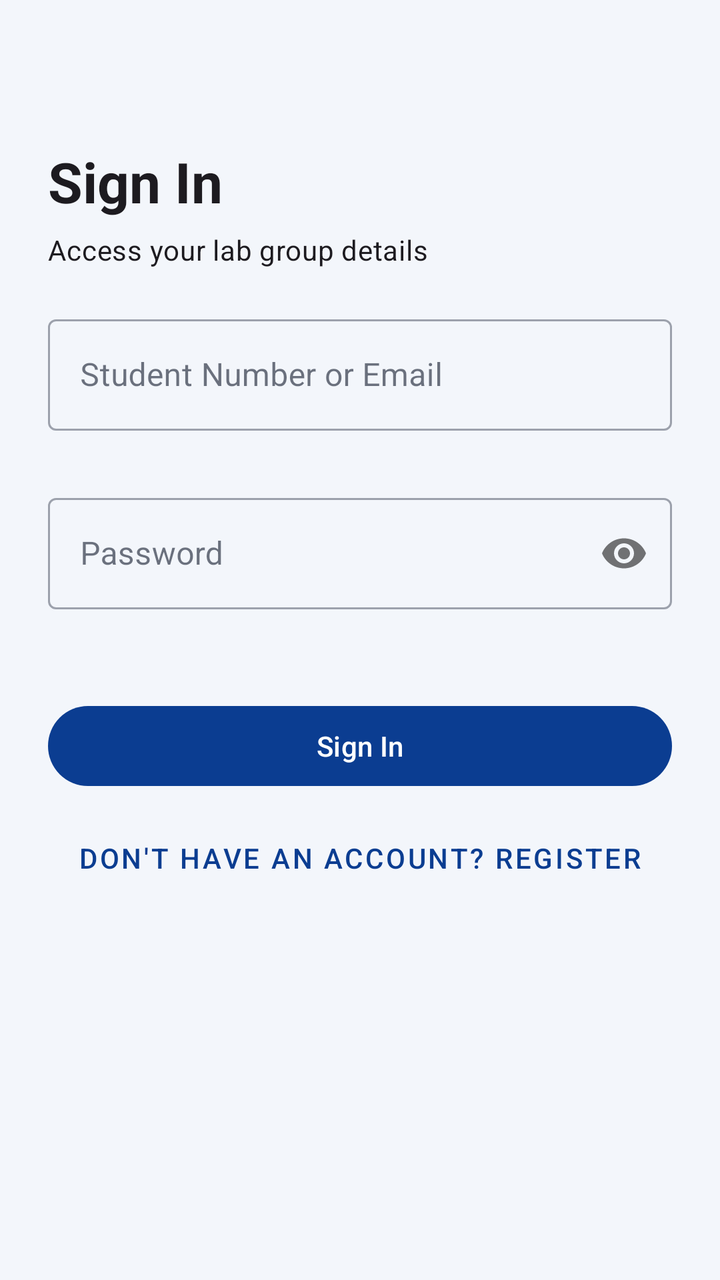
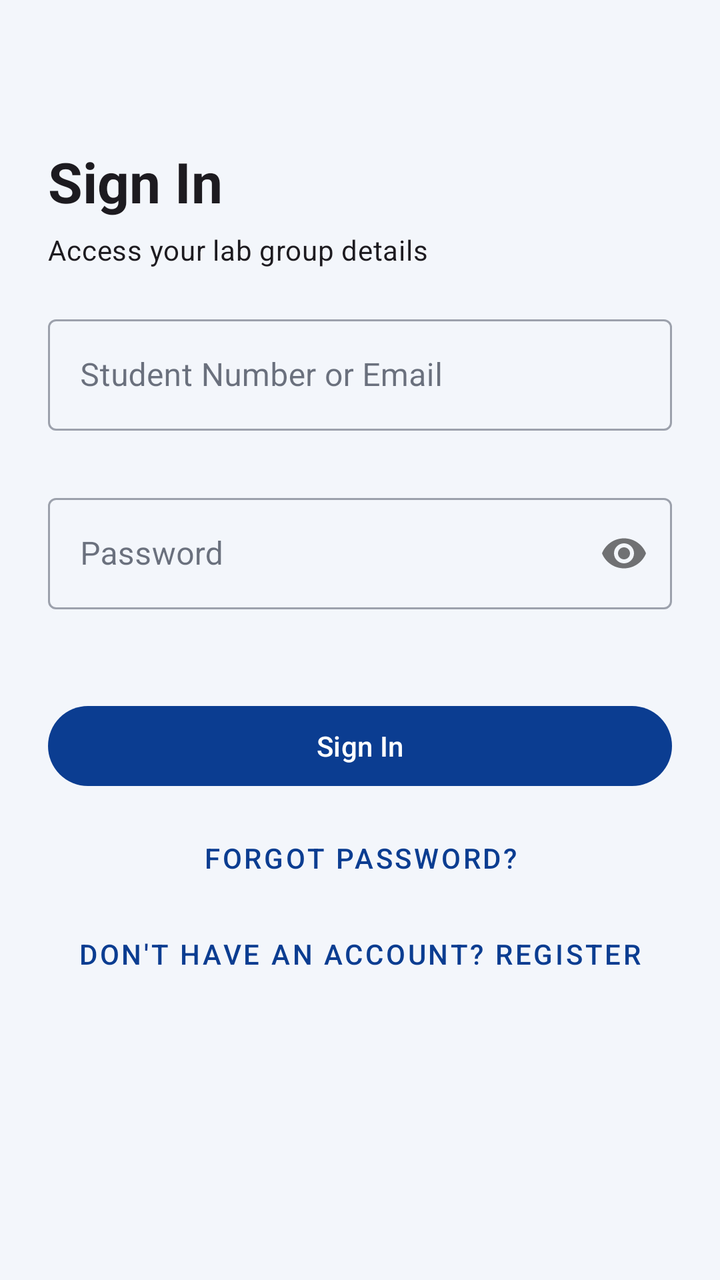

Screens rendered from an Android XML layout before and after an edit, with the pre-edit source and the edit as a unified diff.
<!-- AndroidManifest.xml: application theme Theme.MUStudentSync -->
<!-- res/layout/activity_sign_in.xml -->
<?xml version="1.0" encoding="utf-8"?>
<ScrollView xmlns:android="http://schemas.android.com/apk/res/android"
    xmlns:app="http://schemas.android.com/apk/res-auto"
    android:id="@+id/scrollViewSignIn"
    android:layout_width="match_parent"
    android:layout_height="match_parent"
    android:fillViewport="true"
    android:background="?android:attr/colorBackground">

    <androidx.constraintlayout.widget.ConstraintLayout
        android:layout_width="match_parent"
        android:layout_height="wrap_content"
        android:padding="24dp">

        <TextView
            android:id="@+id/tvSignInTitle"
            android:layout_width="0dp"
            android:layout_height="wrap_content"
            android:layout_marginTop="48dp"
            android:text="@string/title_sign_in"
            android:textAppearance="?attr/textAppearanceHeadlineMedium"
            android:textStyle="bold"
            app:layout_constraintTop_toTopOf="parent"
            app:layout_constraintStart_toStartOf="parent"
            app:layout_constraintEnd_toEndOf="parent" />

        <TextView
            android:id="@+id/tvSignInSubtitle"
            android:layout_width="0dp"
            android:layout_height="wrap_content"
            android:layout_marginTop="6dp"
            android:text="@string/desc_sign_in_subtitle"
            android:textAppearance="?attr/textAppearanceBodyMedium"
            app:layout_constraintTop_toBottomOf="@id/tvSignInTitle"
            app:layout_constraintStart_toStartOf="parent"
            app:layout_constraintEnd_toEndOf="parent" />

        
        <TextView
            android:id="@+id/tvGenericError"
            android:layout_width="0dp"
            android:layout_height="wrap_content"
            android:layout_marginTop="16dp"
            android:padding="12dp"
            android:background="?attr/colorErrorContainer"
            android:textColor="?attr/colorOnErrorContainer"
            android:textAppearance="?attr/textAppearanceBodySmall"
            android:visibility="gone"
            android:text="@string/err_invalid_credentials"
            app:layout_constraintTop_toBottomOf="@id/tvSignInSubtitle"
            app:layout_constraintStart_toStartOf="parent"
            app:layout_constraintEnd_toEndOf="parent" />

        
        <com.google.android.material.textfield.TextInputLayout
            android:id="@+id/tilLoginId"
            style="@style/Widget.MaterialComponents.TextInputLayout.OutlinedBox"
            android:layout_width="0dp"
            android:layout_height="wrap_content"
            android:layout_marginTop="20dp"
            android:hint="@string/label_login_id"
            app:errorEnabled="true"
            app:layout_constraintTop_toBottomOf="@id/tvGenericError"
            app:layout_constraintStart_toStartOf="parent"
            app:layout_constraintEnd_toEndOf="parent">

            <com.google.android.material.textfield.TextInputEditText
                android:id="@+id/etLoginId"
                android:layout_width="match_parent"
                android:layout_height="wrap_content"
                android:minHeight="48dp"
                android:inputType="textEmailAddress"
                android:contentDescription="@string/label_login_id" />
        </com.google.android.material.textfield.TextInputLayout>

        
        <com.google.android.material.textfield.TextInputLayout
            android:id="@+id/tilPassword"
            style="@style/Widget.MaterialComponents.TextInputLayout.OutlinedBox"
            android:layout_width="0dp"
            android:layout_height="wrap_content"
            android:layout_marginTop="8dp"
            android:hint="@string/label_password"
            app:passwordToggleEnabled="true"
            app:errorEnabled="true"
            app:layout_constraintTop_toBottomOf="@id/tilLoginId"
            app:layout_constraintStart_toStartOf="parent"
            app:layout_constraintEnd_toEndOf="parent">

            <com.google.android.material.textfield.TextInputEditText
                android:id="@+id/etPassword"
                android:layout_width="match_parent"
                android:layout_height="wrap_content"
                android:minHeight="48dp"
                android:inputType="textPassword"
                android:contentDescription="@string/label_password" />
        </com.google.android.material.textfield.TextInputLayout>

        
        <com.google.android.material.button.MaterialButton
            android:id="@+id/btnSignIn"
            android:layout_width="0dp"
            android:layout_height="wrap_content"
            android:layout_marginTop="24dp"
            android:minHeight="48dp"
            android:text="@string/btn_sign_in"
            app:layout_constraintTop_toBottomOf="@id/tilPassword"
            app:layout_constraintStart_toStartOf="parent"
            app:layout_constraintEnd_toEndOf="parent" />

        
        <com.google.android.material.button.MaterialButton
            android:id="@+id/btnGoToRegister"
            style="@style/Widget.MaterialComponents.Button.TextButton"
            android:layout_width="wrap_content"
            android:layout_height="wrap_content"
            android:layout_marginTop="8dp"
            android:minHeight="48dp"
            android:text="@string/link_to_register"
            app:layout_constraintTop_toBottomOf="@id/btnSignIn"
            app:layout_constraintStart_toStartOf="parent"
            app:layout_constraintEnd_toEndOf="parent" />

    </androidx.constraintlayout.widget.ConstraintLayout>
</ScrollView>
<!-- resources referenced by this layout -->
<resources>
  <string name="btn_sign_in">Sign In</string>
  <string name="desc_sign_in_subtitle">Access your lab group details</string>
  <string name="err_invalid_credentials">Incorrect username, student number or password</string>
  <string name="label_login_id">Student Number or Email</string>
  <string name="label_password">Password</string>
  <string name="link_to_register">Don\'t have an account? Register</string>
  <string name="title_sign_in">Sign In</string>
  <style name="Theme.MUStudentSync" parent="Base.Theme.MUStudentSync" />
  <style name="Base.Theme.MUStudentSync" parent="Theme.Material3.DayNight.NoActionBar">
          <item name="colorPrimary">@color/campus_primary</item>
          <item name="colorOnPrimary">@color/campus_on_primary</item>
          <item name="colorPrimaryContainer">@color/campus_tile</item>
          <item name="colorOnPrimaryContainer">@color/campus_navy</item>
          <item name="colorSecondary">@color/campus_blue</item>
          <item name="colorSecondaryContainer">@color/campus_tile</item>
          <item name="colorOnSecondaryContainer">@color/campus_navy</item>
          <item name="colorSurface">@color/campus_card</item>
          <item name="colorOnSurface">@color/campus_text</item>
          <item name="colorOnSurfaceVariant">@color/campus_muted</item>
          <item name="colorOutline">@color/campus_line</item>
          <item name="colorError">@color/campus_full</item>
          <item name="android:colorBackground">@color/campus_ground</item>
          <item name="colorOnBackground">@color/campus_text</item>
          
          <item name="android:windowBackground">@color/campus_ground</item>
      </style>
  <color name="campus_primary">#0B3D91</color>
  <color name="campus_on_primary">#FFFFFF</color>
  <color name="campus_tile">#E5EDFB</color>
  <color name="campus_navy">#0B3D91</color>
  <color name="campus_blue">#1F5FD1</color>
  <color name="campus_card">#FFFFFF</color>
  <color name="campus_text">#0F172A</color>
  <color name="campus_muted">#475569</color>
  <color name="campus_line">#E2E8F0</color>
  <color name="campus_full">#B42318</color>
  <color name="campus_ground">#F3F6FB</color>
</resources>

<!-- the commit's change to res/layout/activity_sign_in.xml (unified diff, before → after) -->
@@ -110,14 +110,27 @@
 
         
         <com.google.android.material.button.MaterialButton
-            android:id="@+id/btnGoToRegister"
+            android:id="@+id/btnForgotPassword"
             style="@style/Widget.MaterialComponents.Button.TextButton"
             android:layout_width="wrap_content"
             android:layout_height="wrap_content"
             android:layout_marginTop="8dp"
             android:minHeight="48dp"
+            android:text="@string/link_forgot_password"
+            app:layout_constraintTop_toBottomOf="@id/btnSignIn"
+            app:layout_constraintStart_toStartOf="parent"
+            app:layout_constraintEnd_toEndOf="parent" />
+
+        
+        <com.google.android.material.button.MaterialButton
+            android:id="@+id/btnGoToRegister"
+            style="@style/Widget.MaterialComponents.Button.TextButton"
+            android:layout_width="wrap_content"
+            android:layout_height="wrap_content"
+            android:layout_marginTop="0dp"
+            android:minHeight="48dp"
             android:text="@string/link_to_register"
-            app:layout_constraintTop_toBottomOf="@id/btnSignIn"
+            app:layout_constraintTop_toBottomOf="@id/btnForgotPassword"
             app:layout_constraintStart_toStartOf="parent"
             app:layout_constraintEnd_toEndOf="parent" />
 
<!-- resource entries referenced after the edit -->
@@ -5,6 +5,7 @@
   <string name="err_invalid_credentials">Incorrect username, student number or password</string>
   <string name="label_login_id">Student Number or Email</string>
   <string name="label_password">Password</string>
+  <string name="link_forgot_password">Forgot password?</string>
   <string name="link_to_register">Don\'t have an account? Register</string>
   <string name="title_sign_in">Sign In</string>
   <style name="Theme.MUStudentSync" parent="Base.Theme.MUStudentSync" />
